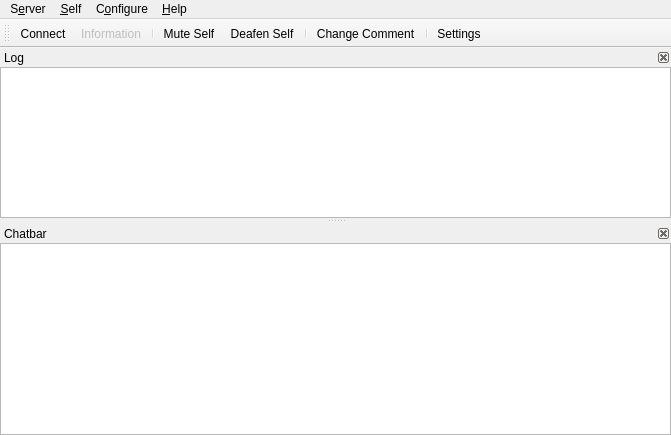
Before: the Qt Designer form src/mumble/MainWindow.ui in mumble-voip/mumble, drawn with Qt 5.
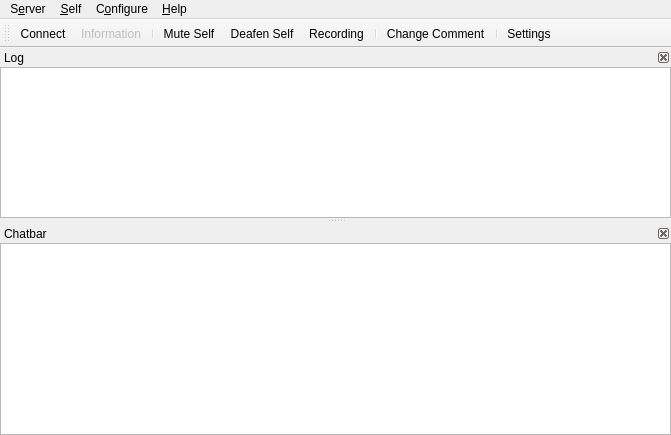
After: the same form once the commit is applied. Icons and pictures are not drawn. Custom widgets are drawn as their Qt base class.

The edit to the form file:
```diff
--- a/src/mumble/MainWindow.ui
+++ b/src/mumble/MainWindow.ui
@@ -174,6 +174,7 @@
    <addaction name="separator"/>
    <addaction name="qaAudioMute"/>
    <addaction name="qaAudioDeaf"/>
+   <addaction name="qaRecording"/>
    <addaction name="separator"/>
    <addaction name="qaSelfComment"/>
    <addaction name="separator"/>
@@ -787,6 +788,15 @@
     <string>Priority speaker</string>
    </property>
   </action>
+  <action name="qaRecording">
+   <property name="icon">
+    <iconset resource="mumble_tango.qrc">
+     <normaloff>:/actions/media-record.svg</normaloff>:/actions/media-record.svg</iconset>
+   </property>
+   <property name="text">
+    <string>Recording</string>
+   </property>
+  </action>
  </widget>
  <customwidgets>
   <customwidget>
```
Left out of the diff: 10 changed lines with no effect on the pictures.
